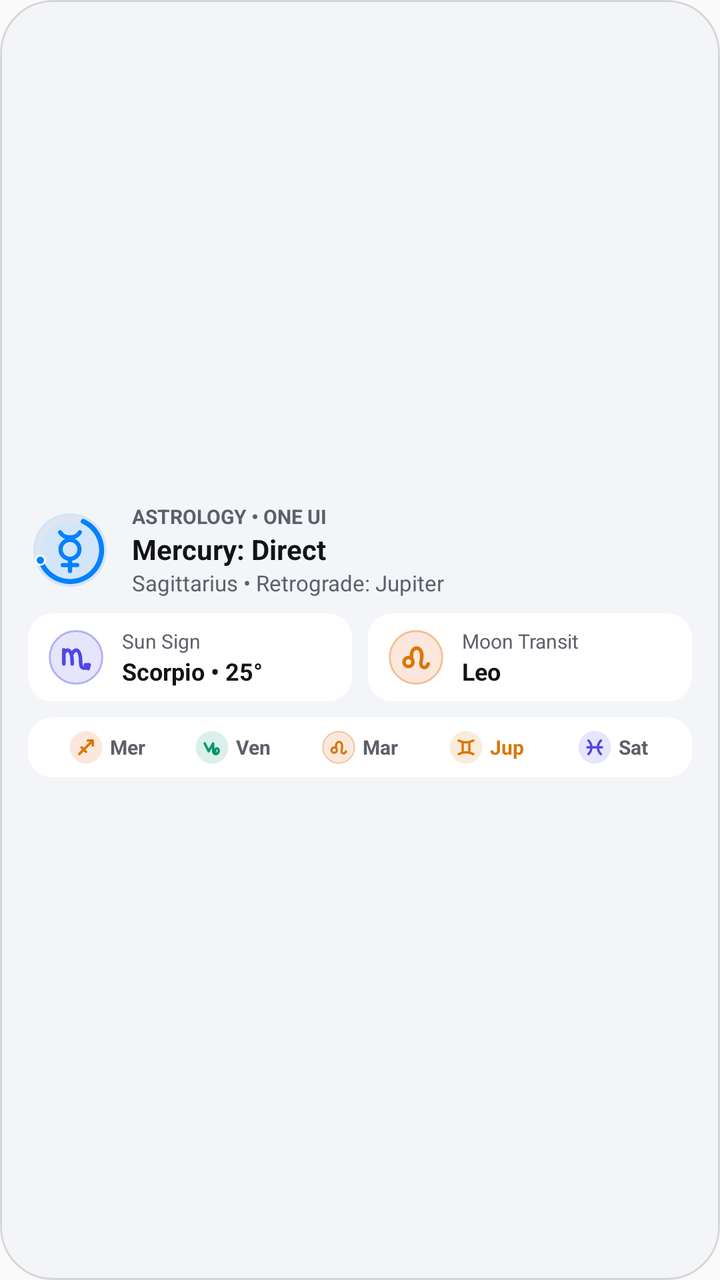
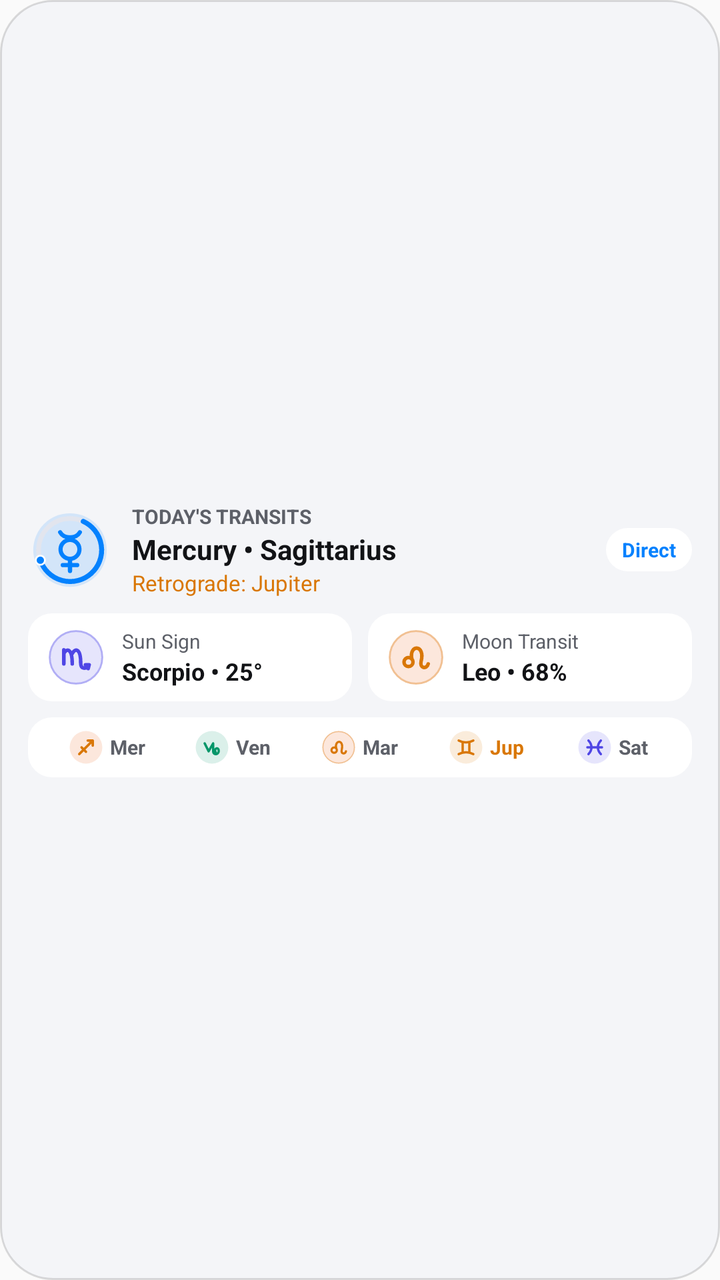

Two renders of the same Android screen: before a commit and after it. Below are the layout's source before the change and the commit's diff.
<!-- AndroidManifest.xml: application theme Theme.OneUiExtraWidgets -->
<!-- res/layout/widget_preview_astrology.xml -->
<?xml version="1.0" encoding="utf-8"?>
<LinearLayout xmlns:android="http://schemas.android.com/apk/res/android"
    android:layout_width="match_parent"
    android:layout_height="match_parent"
    android:background="@drawable/bg_preview_oneui_card"
    android:gravity="center_vertical"
    android:orientation="vertical"
    android:padding="14dp">

    
    <LinearLayout
        android:layout_width="match_parent"
        android:layout_height="wrap_content"
        android:gravity="center_vertical"
        android:orientation="horizontal">

        <ImageView
            android:layout_width="42dp"
            android:layout_height="42dp"
            android:contentDescription="@string/widget_astrology_title"
            android:src="@drawable/ic_preview_astrology" />

        <LinearLayout
            android:layout_width="0dp"
            android:layout_height="wrap_content"
            android:layout_marginStart="10dp"
            android:layout_weight="1"
            android:orientation="vertical">

            <TextView
                android:layout_width="wrap_content"
                android:layout_height="wrap_content"
                android:ellipsize="end"
                android:maxLines="1"
                android:text="@string/astro_preview_eyebrow"
                android:textColor="@color/oneui_preview_text_secondary"
                android:textSize="10sp"
                android:textStyle="bold" />

            <TextView
                android:layout_width="wrap_content"
                android:layout_height="wrap_content"
                android:ellipsize="end"
                android:maxLines="1"
                android:text="@string/astro_preview_mercury"
                android:textColor="@color/oneui_preview_text_primary"
                android:textSize="14sp"
                android:textStyle="bold" />

            <TextView
                android:layout_width="wrap_content"
                android:layout_height="wrap_content"
                android:ellipsize="end"
                android:maxLines="1"
                android:text="@string/astro_preview_summary"
                android:textColor="@color/oneui_preview_text_secondary"
                android:textSize="11sp" />
        </LinearLayout>
    </LinearLayout>

    
    <LinearLayout
        android:layout_width="match_parent"
        android:layout_height="wrap_content"
        android:layout_marginTop="8dp"
        android:orientation="horizontal">

        <LinearLayout
            android:layout_width="0dp"
            android:layout_height="wrap_content"
            android:layout_weight="1"
            android:background="@drawable/bg_preview_oneui_pill"
            android:gravity="center_vertical"
            android:orientation="horizontal"
            android:paddingHorizontal="9dp"
            android:paddingVertical="7dp">

            <ImageView
                android:layout_width="30dp"
                android:layout_height="30dp"
                android:contentDescription="@string/astro_sun_sign"
                android:src="@drawable/ic_preview_zodiac_scorpio" />

            <LinearLayout
                android:layout_width="0dp"
                android:layout_height="wrap_content"
                android:layout_marginStart="8dp"
                android:layout_weight="1"
                android:orientation="vertical">

                <TextView
                    android:layout_width="wrap_content"
                    android:layout_height="wrap_content"
                    android:ellipsize="end"
                    android:maxLines="1"
                    android:text="@string/astro_sun_sign"
                    android:textColor="@color/oneui_preview_text_secondary"
                    android:textSize="10sp" />

                <TextView
                    android:layout_width="wrap_content"
                    android:layout_height="wrap_content"
                    android:ellipsize="end"
                    android:maxLines="1"
                    android:text="@string/astro_preview_sun_value"
                    android:textColor="@color/oneui_preview_text_primary"
                    android:textSize="12sp"
                    android:textStyle="bold" />
            </LinearLayout>
        </LinearLayout>

        <LinearLayout
            android:layout_width="0dp"
            android:layout_height="wrap_content"
            android:layout_marginStart="8dp"
            android:layout_weight="1"
            android:background="@drawable/bg_preview_oneui_pill"
            android:gravity="center_vertical"
            android:orientation="horizontal"
            android:paddingHorizontal="9dp"
            android:paddingVertical="7dp">

            <ImageView
                android:layout_width="30dp"
                android:layout_height="30dp"
                android:contentDescription="@string/astro_moon_transit"
                android:src="@drawable/ic_preview_zodiac_leo" />

            <LinearLayout
                android:layout_width="0dp"
                android:layout_height="wrap_content"
                android:layout_marginStart="8dp"
                android:layout_weight="1"
                android:orientation="vertical">

                <TextView
                    android:layout_width="wrap_content"
                    android:layout_height="wrap_content"
                    android:ellipsize="end"
                    android:maxLines="1"
                    android:text="@string/astro_moon_transit"
                    android:textColor="@color/oneui_preview_text_secondary"
                    android:textSize="10sp" />

                <TextView
                    android:layout_width="wrap_content"
                    android:layout_height="wrap_content"
                    android:ellipsize="end"
                    android:maxLines="1"
                    android:text="@string/astro_preview_moon_value"
                    android:textColor="@color/oneui_preview_text_primary"
                    android:textSize="12sp"
                    android:textStyle="bold" />
            </LinearLayout>
        </LinearLayout>
    </LinearLayout>

    
    <LinearLayout
        android:layout_width="match_parent"
        android:layout_height="wrap_content"
        android:layout_marginTop="8dp"
        android:background="@drawable/bg_preview_oneui_pill"
        android:gravity="center_vertical"
        android:orientation="horizontal"
        android:paddingHorizontal="8dp"
        android:paddingVertical="6dp">

        <LinearLayout
            android:layout_width="0dp"
            android:layout_height="wrap_content"
            android:layout_weight="1"
            android:gravity="center"
            android:orientation="horizontal">

            <ImageView
                android:layout_width="18dp"
                android:layout_height="18dp"
                android:contentDescription="Mercury"
                android:src="@drawable/ic_preview_zodiac_sagittarius" />

            <TextView
                android:layout_width="wrap_content"
                android:layout_height="wrap_content"
                android:layout_marginStart="3dp"
                android:text="Mer"
                android:textColor="@color/oneui_preview_text_secondary"
                android:textSize="10sp"
                android:textStyle="bold" />
        </LinearLayout>

        <LinearLayout
            android:layout_width="0dp"
            android:layout_height="wrap_content"
            android:layout_weight="1"
            android:gravity="center"
            android:orientation="horizontal">

            <ImageView
                android:layout_width="18dp"
                android:layout_height="18dp"
                android:contentDescription="Venus"
                android:src="@drawable/ic_preview_zodiac_capricorn" />

            <TextView
                android:layout_width="wrap_content"
                android:layout_height="wrap_content"
                android:layout_marginStart="3dp"
                android:text="Ven"
                android:textColor="@color/oneui_preview_text_secondary"
                android:textSize="10sp"
                android:textStyle="bold" />
        </LinearLayout>

        <LinearLayout
            android:layout_width="0dp"
            android:layout_height="wrap_content"
            android:layout_weight="1"
            android:gravity="center"
            android:orientation="horizontal">

            <ImageView
                android:layout_width="18dp"
                android:layout_height="18dp"
                android:contentDescription="Mars"
                android:src="@drawable/ic_preview_zodiac_leo" />

            <TextView
                android:layout_width="wrap_content"
                android:layout_height="wrap_content"
                android:layout_marginStart="3dp"
                android:text="Mar"
                android:textColor="@color/oneui_preview_text_secondary"
                android:textSize="10sp"
                android:textStyle="bold" />
        </LinearLayout>

        <LinearLayout
            android:layout_width="0dp"
            android:layout_height="wrap_content"
            android:layout_weight="1"
            android:gravity="center"
            android:orientation="horizontal">

            <ImageView
                android:layout_width="18dp"
                android:layout_height="18dp"
                android:contentDescription="Jupiter"
                android:src="@drawable/ic_preview_zodiac_gemini" />

            <TextView
                android:layout_width="wrap_content"
                android:layout_height="wrap_content"
                android:layout_marginStart="3dp"
                android:text="Jup"
                android:textColor="@color/oneui_preview_uv_amber"
                android:textSize="10sp"
                android:textStyle="bold" />
        </LinearLayout>

        <LinearLayout
            android:layout_width="0dp"
            android:layout_height="wrap_content"
            android:layout_weight="1"
            android:gravity="center"
            android:orientation="horizontal">

            <ImageView
                android:layout_width="18dp"
                android:layout_height="18dp"
                android:contentDescription="Saturn"
                android:src="@drawable/ic_preview_zodiac_pisces" />

            <TextView
                android:layout_width="wrap_content"
                android:layout_height="wrap_content"
                android:layout_marginStart="3dp"
                android:text="Sat"
                android:textColor="@color/oneui_preview_text_secondary"
                android:textSize="10sp"
                android:textStyle="bold" />
        </LinearLayout>
    </LinearLayout>
</LinearLayout>
<!-- resources referenced by this layout -->
<resources>
  <color name="oneui_preview_text_primary">#FF121316</color>
  <color name="oneui_preview_text_secondary">#FF5D6068</color>
  <color name="oneui_preview_uv_amber">#FFD97706</color>
  <!-- drawable bg_preview_oneui_card (drawable) -->
  <?xml version="1.0" encoding="utf-8"?>
  <shape xmlns:android="http://schemas.android.com/apk/res/android"
      android:shape="rectangle">
      <corners android:radius="26dp" />
      <solid android:color="@color/oneui_preview_card_bg" />
      <stroke
          android:width="1dp"
          android:color="@color/oneui_preview_card_stroke" />
  </shape>
  <!-- drawable bg_preview_oneui_pill (drawable) -->
  <?xml version="1.0" encoding="utf-8"?>
  <shape xmlns:android="http://schemas.android.com/apk/res/android"
      android:shape="rectangle">
      <corners android:radius="12dp" />
      <solid android:color="@color/oneui_preview_inner_pill_bg" />
  </shape>
  <!-- drawable ic_preview_zodiac_pisces (drawable) -->
  <?xml version="1.0" encoding="utf-8"?>
  <vector xmlns:android="http://schemas.android.com/apk/res/android"
      android:width="20dp"
      android:height="20dp"
      android:viewportWidth="64"
      android:viewportHeight="64">
      <path
          android:fillColor="#244F46E5"
          android:pathData="M 32,32 m -29,0 a 29,29 0 1,0 58,0 a 29,29 0 1,0 -58,0" />
      <path
          android:fillColor="@android:color/transparent"
          android:pathData="M 21,20 C 28,27 28,37 21,44 M 43,20 C 36,27 36,37 43,44 M 19,32 L 45,32"
          android:strokeColor="@color/oneui_preview_moon_silver"
          android:strokeLineCap="round"
          android:strokeLineJoin="round"
          android:strokeWidth="4.2" />
  </vector>
  <!-- drawable ic_preview_zodiac_sagittarius (drawable) -->
  <?xml version="1.0" encoding="utf-8"?>
  <vector xmlns:android="http://schemas.android.com/apk/res/android"
      android:width="20dp"
      android:height="20dp"
      android:viewportWidth="64"
      android:viewportHeight="64">
      <path
          android:fillColor="#24EA580C"
          android:pathData="M 32,32 m -29,0 a 29,29 0 1,0 58,0 a 29,29 0 1,0 -58,0" />
      <path
          android:fillColor="@android:color/transparent"
          android:pathData="M 20,44 L 44,20 M 35,20 L 44,20 L 44,29 M 24,32 L 32,40"
          android:strokeColor="@color/oneui_preview_uv_amber"
          android:strokeLineCap="round"
          android:strokeLineJoin="round"
          android:strokeWidth="4.2" />
  </vector>
  <string name="astro_moon_transit">Moon Transit</string>
  <string name="astro_preview_eyebrow">ASTROLOGY • ONE UI</string>
  <string name="astro_preview_mercury">Mercury: Direct</string>
  <string name="astro_preview_moon_value">Leo</string>
  <string name="astro_preview_summary">Sagittarius • Retrograde: Jupiter</string>
  <string name="astro_preview_sun_value">Scorpio • 25°</string>
  <string name="astro_sun_sign">Sun Sign</string>
  <string name="widget_astrology_title">One UI Astrology: Transits &amp; Retrogrades</string>
  <style name="Theme.OneUiExtraWidgets" parent="Theme.AppCompat.DayNight.NoActionBar">
          <item name="android:statusBarColor">@android:color/transparent</item>
          <item name="android:navigationBarColor">@android:color/transparent</item>
      </style>
  <color name="oneui_preview_card_bg">#F2F4F5F8</color>
  <color name="oneui_preview_card_stroke">#22000000</color>
  <color name="oneui_preview_inner_pill_bg">#FFFFFFFF</color>
  <color name="oneui_preview_aqi_green">#FF059669</color>
  <color name="oneui_preview_moon_silver">#FF4F46E5</color>
  <!-- unchanged entries left out for length: 5 -->
</resources>

<!-- the commit's change to res/layout/widget_preview_astrology.xml (unified diff, before → after) -->
@@ -53,9 +53,22 @@
                 android:ellipsize="end"
                 android:maxLines="1"
                 android:text="@string/astro_preview_summary"
-                android:textColor="@color/oneui_preview_text_secondary"
+                android:textColor="@color/oneui_preview_uv_amber"
                 android:textSize="11sp" />
         </LinearLayout>
+
+        <TextView
+            android:layout_width="wrap_content"
+            android:layout_height="wrap_content"
+            android:layout_marginStart="8dp"
+            android:background="@drawable/bg_preview_oneui_pill"
+            android:maxLines="1"
+            android:paddingHorizontal="8dp"
+            android:paddingVertical="4dp"
+            android:text="@string/planet_direct"
+            android:textColor="@color/oneui_preview_rain_blue"
+            android:textSize="10sp"
+            android:textStyle="bold" />
     </LinearLayout>
 
     
<!-- resource entries referenced after the edit -->
@@ -1,5 +1,6 @@
 <!-- resources referenced by this layout -->
 <resources>
+  <color name="oneui_preview_rain_blue">#FF0381FE</color>
   <color name="oneui_preview_text_primary">#FF121316</color>
   <color name="oneui_preview_text_secondary">#FF5D6068</color>
   <color name="oneui_preview_uv_amber">#FFD97706</color>
@@ -57,12 +58,13 @@
           android:strokeWidth="4.2" />
   </vector>
   <string name="astro_moon_transit">Moon Transit</string>
-  <string name="astro_preview_eyebrow">ASTROLOGY • ONE UI</string>
-  <string name="astro_preview_mercury">Mercury: Direct</string>
-  <string name="astro_preview_moon_value">Leo</string>
-  <string name="astro_preview_summary">Sagittarius • Retrograde: Jupiter</string>
+  <string name="astro_preview_eyebrow">TODAY\'S TRANSITS</string>
+  <string name="astro_preview_mercury">Mercury • Sagittarius</string>
+  <string name="astro_preview_moon_value">Leo • 68%</string>
+  <string name="astro_preview_summary">Retrograde: Jupiter</string>
   <string name="astro_preview_sun_value">Scorpio • 25°</string>
   <string name="astro_sun_sign">Sun Sign</string>
+  <string name="planet_direct">Direct</string>
   <string name="widget_astrology_title">One UI Astrology: Transits &amp; Retrogrades</string>
   <style name="Theme.OneUiExtraWidgets" parent="Theme.AppCompat.DayNight.NoActionBar">
           <item name="android:statusBarColor">@android:color/transparent</item>
